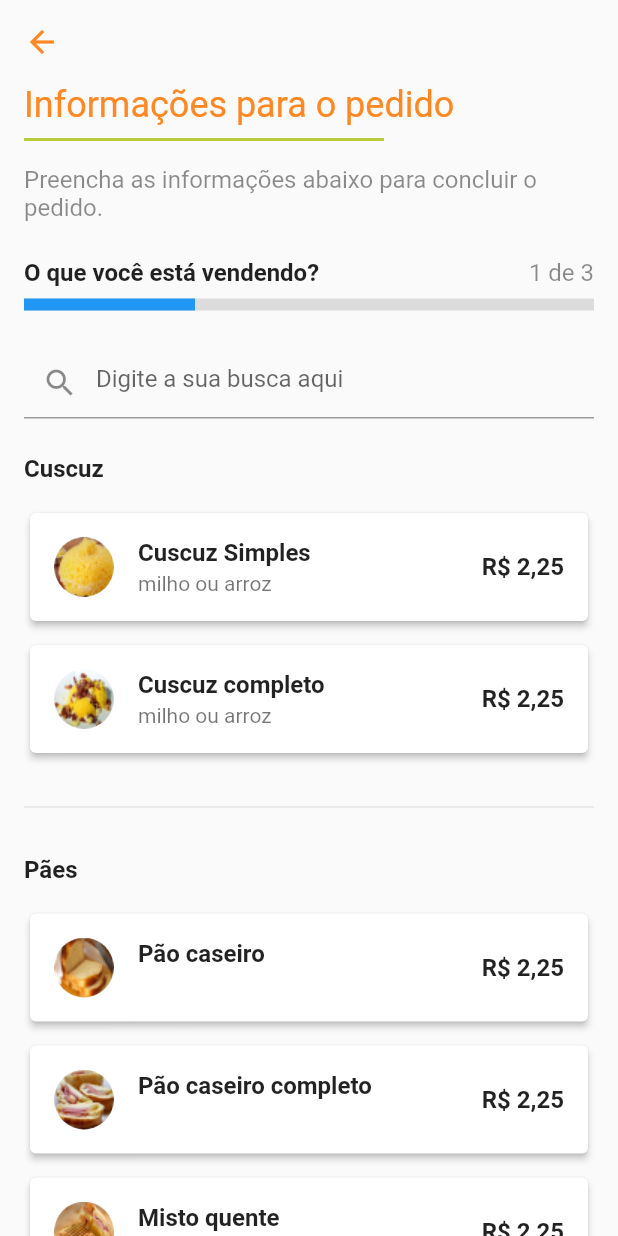
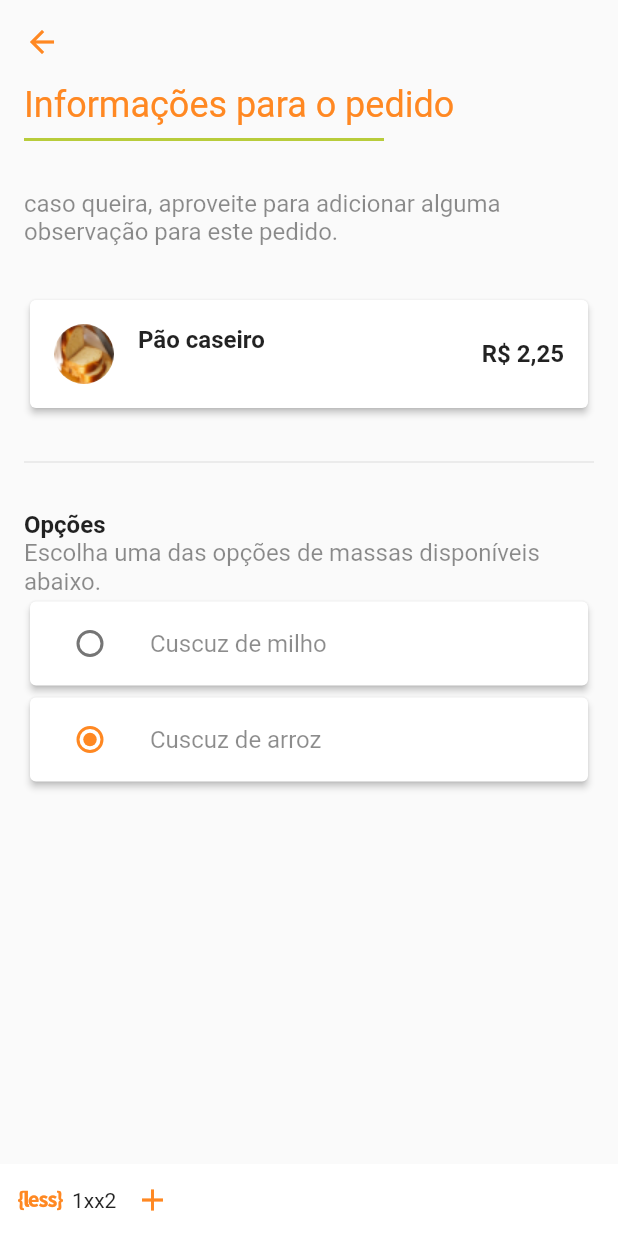
Before and after one commit to N0TN4/Appetit-App, a Flutter app: the screen it shows after launch, after a tap on "Pão caseiro", on a phone screen of 412 x 824 dp. Run offline on Flutter 3.47's test engine with Material 2 defaults, Android fonts, the phone set to English and light mode, and no system bars; our stand-ins replace font_awesome_flutter; Roboto replaces fonts that are missing (Poppins).

Commit message:
Inclusão do Provider e criacao de novos componentes para reaproveitar-los em outras paginas

```diff
--- /dev/null
+++ b/lib/components/card_produto.dart
@@ -0,0 +1,34 @@
+import 'package:appetit_app/controllers/detalhes_pedido_controller.dart';
+import 'package:appetit_app/models/produto.dart';
+import 'package:appetit_app/tools/theme/tema.dart';
+import 'package:flutter/material.dart';
+import 'package:provider/provider.dart';
+
+class CardProduto extends StatelessWidget {
+  final Produto produto;
+
+  const CardProduto({Key key, this.produto}) : super(key: key);
+  @override
+  Widget build(BuildContext context) {
+    return Card(
+        elevation: 2,
+        child: ListTile(
+          leading: ClipOval(child: Image.asset(produto.avatar)),
+          title: Text(
+            produto.nome ?? "",
+            style: Tema.texto.headline3,
+          ),
+          subtitle: Text(produto.descricao ?? ""),
+          trailing: Text(
+            "R\$ 2,25",
+            style: Tema.texto.headline3,
+          ),
+          onTap: () {
+            Navigator.pushNamed(context, '/detalhesItem');
+
+            Provider.of<DetalhesPedidoController>(context, listen: false)
+                .selecionarProduto(produto);
+          },
+        ));
+  }
+}
--- /dev/null
+++ b/lib/components/main_cabecalho.dart
@@ -0,0 +1,35 @@
+import 'package:appetit_app/tools/theme/colors_app.dart';
+import 'package:appetit_app/tools/theme/tema.dart';
+import 'package:flutter/material.dart';
+
+class MainCabecalho extends StatelessWidget {
+  final String titulo;
+  final String subtitulo;
+  const MainCabecalho({Key key, this.titulo, this.subtitulo}) : super(key: key);
+  @override
+  Widget build(BuildContext context) {
+    return Column(
+      crossAxisAlignment: CrossAxisAlignment.start,
+      children: <Widget>[
+        Text(
+          "$titulo",
+          style: Tema.texto.headline1,
+        ),
+        Padding(
+          padding: EdgeInsets.only(top: 8, bottom: 16),
+          child: Container(
+            width: 240,
+            height: 2,
+            color: ColorsApp.customGreen,
+          ),
+        ),
+        subtitulo != null
+            ? Padding(
+                padding: const EdgeInsets.only(top: 16, bottom: 32),
+                child: Text(subtitulo, style: Tema.texto.subtitle1),
+              )
+            : Container(),
+      ],
+    );
+  }
+}
--- a/lib/components/progress_indicator.dart
+++ b/lib/components/progress_indicator.dart
@@ -21,9 +21,7 @@ class _ProgressIndicatorCustomState extends State<ProgressIndicatorCustom>
         duration: const Duration(milliseconds: 2000), vsync: this);
     animation = Tween(begin: widget.begin, end: widget.end).animate(controller)
       ..addListener(() {
-        setState(() {
-          // the state that has changed here is the animation object’s value
-        });
+        setState(() {});
       });
     controller.forward();
   }
--- /dev/null
+++ b/lib/controllers/detalhes_pedido_controller.dart
@@ -0,0 +1,22 @@
+import 'package:appetit_app/models/produto.dart';
+import 'package:flutter/material.dart';
+
+enum Opcao { milho, arroz }
+
+class DetalhesPedidoController extends ChangeNotifier {
+  Produto produtoEscolhido;
+  Opcao _opcao = Opcao.arroz;
+  Opcao get opcao => _opcao;
+
+  selecionarProduto(Produto produtoEscolhido) {
+    this.produtoEscolhido = produtoEscolhido;
+    print(
+        "[DetalhesPedidoController] produto escolhido : ${produtoEscolhido.toString()}");
+    notifyListeners();
+  }
+
+  selecionarOpcao(Opcao opcao) {
+    this._opcao = opcao;
+    notifyListeners();
+  }
+}
--- a/lib/main.dart
+++ b/lib/main.dart
@@ -1,6 +1,9 @@
+import 'package:appetit_app/screens/tela_detalhes_item.dart';
 import 'package:appetit_app/screens/tela_login/tela_login.dart';
 import 'package:flutter/material.dart';
+import 'package:provider/provider.dart';
 
+import 'controllers/detalhes_pedido_controller.dart';
 import 'screens/tela_historico_de_pedidos/tela_historico_de_pedidos.dart';
 import 'screens/tela_informa_itens_do_pedido/informa_itens_do_pedido.dart';
 import 'tools/theme/colors_app.dart';
@@ -13,7 +16,12 @@ void main() {
 class MyApp extends StatelessWidget {
   @override
   Widget build(BuildContext context) {
-    return MaterialApp(
+    return MultiProvider(
+      providers: [
+        ChangeNotifierProvider<DetalhesPedidoController>.value(
+            value: DetalhesPedidoController())
+      ],
+      child: MaterialApp(
         title: 'Appetit App',
         debugShowCheckedModeBanner: false,
         theme: ThemeData(
@@ -36,7 +44,9 @@ class MyApp extends StatelessWidget {
           '/': (context) => TelaLogin(),
           '/historicoDePedidos': (context) => TelaHistoricoDePedidos(),
           '/informaItensDoPedido': (context) => InformaItensDoPedido(),
+          '/detalhesItem': (context) => TelaDetalhesItem(),
         },
+      ),
     );
   }
 }
--- /dev/null
+++ b/lib/screens/tela_detalhes_item.dart
@@ -0,0 +1,89 @@
+import 'package:appetit_app/components/card_produto.dart';
+import 'package:appetit_app/components/main_cabecalho.dart';
+import 'package:appetit_app/controllers/detalhes_pedido_controller.dart';
+import 'package:appetit_app/tools/theme/tema.dart';
+import 'package:flutter/material.dart';
+import 'package:font_awesome_flutter/font_awesome_flutter.dart';
+import 'package:provider/provider.dart';
+
+class TelaDetalhesItem extends StatelessWidget {
+  @override
+  Widget build(BuildContext context) {
+    return Scaffold(
+      appBar: AppBar(),
+      body: Container(
+        padding: EdgeInsets.symmetric(horizontal: 16),
+        child: Column(
+          crossAxisAlignment: CrossAxisAlignment.start,
+          children: <Widget>[
+            MainCabecalho(
+              titulo: "Informações para o pedido",
+              subtitulo:
+                  "caso queira, aproveite para adicionar alguma observação para este pedido.",
+            ),
+            Consumer<DetalhesPedidoController>(
+                builder: (context, controller, widget) {
+              return Column(
+                crossAxisAlignment: CrossAxisAlignment.start,
+                children: <Widget>[
+                  CardProduto(produto: controller.produtoEscolhido),
+                  Padding(
+                    padding: const EdgeInsets.symmetric(vertical: 24),
+                    child: Divider(),
+                  ),
+                  Text(
+                    "Opções",
+                    style: Tema.texto.headline3,
+                  ),
+                  Text(
+                    "Escolha uma das opções de massas disponíveis abaixo.",
+                    style: Tema.texto.subtitle1,
+                  ),
+                  _buildListTileOpcoes(
+                      titulo: "Cuscuz de milho",
+                      value: Opcao.milho,
+                      controller: controller),
+                  _buildListTileOpcoes(
+                      titulo: "Cuscuz de arroz",
+                      value: Opcao.arroz,
+                      controller: controller),
+                ],
+              );
+            }),
+          ],
+        ),
+      ),
+      bottomSheet: Container(
+        color: Colors.white,
+        child: Row(
+          children: <Widget>[
+            IconButton(
+              icon: Icon(FontAwesomeIcons.less),
+              onPressed: () {},
+            ),
+            Text("1xx2"),
+            IconButton(
+              icon: Icon(Icons.add),
+              onPressed: () {},
+            ),
+          ],
+        ),
+      ),
+    );
+  }
+
+  _buildListTileOpcoes(
+      {String titulo, value, DetalhesPedidoController controller}) {
+    return Card(
+      elevation: 2,
+      child: ListTile(
+        leading: Radio(
+            value: value,
+            groupValue: controller.opcao,
+            onChanged: (opcaoSelecionada) =>
+                controller.selecionarOpcao(opcaoSelecionada)),
+        title: Text(titulo),
+      ),
+    );
+  }
+}
--- a/lib/screens/tela_historico_de_pedidos/tela_historico_de_pedidos.dart
+++ b/lib/screens/tela_historico_de_pedidos/tela_historico_de_pedidos.dart
@@ -1,3 +1,4 @@
+import 'package:appetit_app/components/main_cabecalho.dart';
 import 'package:appetit_app/tools/theme/colors_app.dart';
 import 'package:appetit_app/tools/theme/tema.dart';
 import 'package:flutter/material.dart';
@@ -21,17 +22,8 @@ class _TelaHistoricoDePedidosState extends State<TelaHistoricoDePedidos> {
                 SizedBox(
                   height: 56,
                 ),
-                Text(
-                  "Olá, Alessandra!",
-                  style: Tema.texto.headline1,
-                ),
-                Padding(
-                  padding: EdgeInsets.only(top: 8, bottom: 32),
-                  child: Container(
-                    width: 240,
-                    height: 2,
-                    color: ColorsApp.customGreen,
-                  ),
+                MainCabecalho(
+                  titulo: "Olá, Alessandra!",
                 ),
                 Card(
                   child: ListTile(
--- a/lib/screens/tela_informa_itens_do_pedido/informa_itens_do_pedido.dart
+++ b/lib/screens/tela_informa_itens_do_pedido/informa_itens_do_pedido.dart
@@ -1,9 +1,13 @@
+import 'package:appetit_app/components/card_produto.dart';
+import 'package:appetit_app/components/main_cabecalho.dart';
 import 'package:appetit_app/components/progress_indicator.dart';
+import 'package:appetit_app/controllers/detalhes_pedido_controller.dart';
 import 'package:appetit_app/models/produto.dart';
 import 'package:appetit_app/screens/tela_informa_itens_do_pedido/produto_itens_dao.dart';
 import 'package:appetit_app/tools/theme/colors_app.dart';
 import 'package:appetit_app/tools/theme/tema.dart';
 import 'package:flutter/material.dart';
+import 'package:provider/provider.dart';
 
 class InformaItensDoPedido extends StatefulWidget {
   @override
@@ -29,21 +33,10 @@ class _InformaItensDoPedidoState extends State<InformaItensDoPedido> {
           child: Column(
             crossAxisAlignment: CrossAxisAlignment.start,
             children: <Widget>[
-              Text(
-                "Informações para o pedido",
-                style: Tema.texto.headline1,
-              ),
-              Padding(
-                padding: EdgeInsets.only(top: 8, bottom: 16),
-                child: Container(
-                  width: 240,
-                  height: 2,
-                  color: ColorsApp.customGreen,
-                ),
-              ),
-              Text(
-                "Preencha as informações abaixo para concluir o pedido.",
-                style: Tema.texto.subtitle1,
+              MainCabecalho(
+                titulo: "Informações para o pedido",
+                subtitulo:
+                    "Preencha as informações abaixo para concluir o pedido.",
               ),
               Padding(
                 padding: const EdgeInsets.only(top: 24, bottom: 8),
@@ -99,8 +92,9 @@ class _InformaItensDoPedidoState extends State<InformaItensDoPedido> {
                         itemCount:
                             dao.categorias[indexCategoria].produtos.length,
                         itemBuilder: (context, indexItem) {
-                          return _buildCardProduto(dao
-                              .categorias[indexCategoria].produtos[indexItem]);
+                          return CardProduto(
+                              produto: dao.categorias[indexCategoria]
+                                  .produtos[indexItem]);
                         },
                       ),
                     ],
@@ -113,27 +107,4 @@ class _InformaItensDoPedidoState extends State<InformaItensDoPedido> {
       ),
     );
   }
-
-  Widget _buildCardProduto(Produto produto) {
-    return Container(
-      padding: EdgeInsets.only(bottom: 8),
-      child: Card(
-          elevation: 2,
-          child: ListTile(
-            leading: ClipOval(child: Image.asset(produto.avatar)),
-            title: Text(
-              produto.nome ?? "",
-              style: Tema.texto.headline3,
-            ),
-            subtitle: Text(produto.descricao ?? ""),
-            trailing: Text(
-              "R\$ 2,25",
-              style: Tema.texto.headline3,
-            ),
-            onTap: (){
-
-            },
-          )),
-    );
-  }
 }
--- a/pubspec.yaml
+++ b/pubspec.yaml
@@ -13,6 +13,7 @@ dependencies:
 
   cupertino_icons: ^0.1.3
   font_awesome_flutter: ^8.7.0
+  provider: ^4.3.2+2
 
 
 
```
Also changed, not shown: pubspec.lock. Lines whose indentation alone changed are shown as unchanged.
